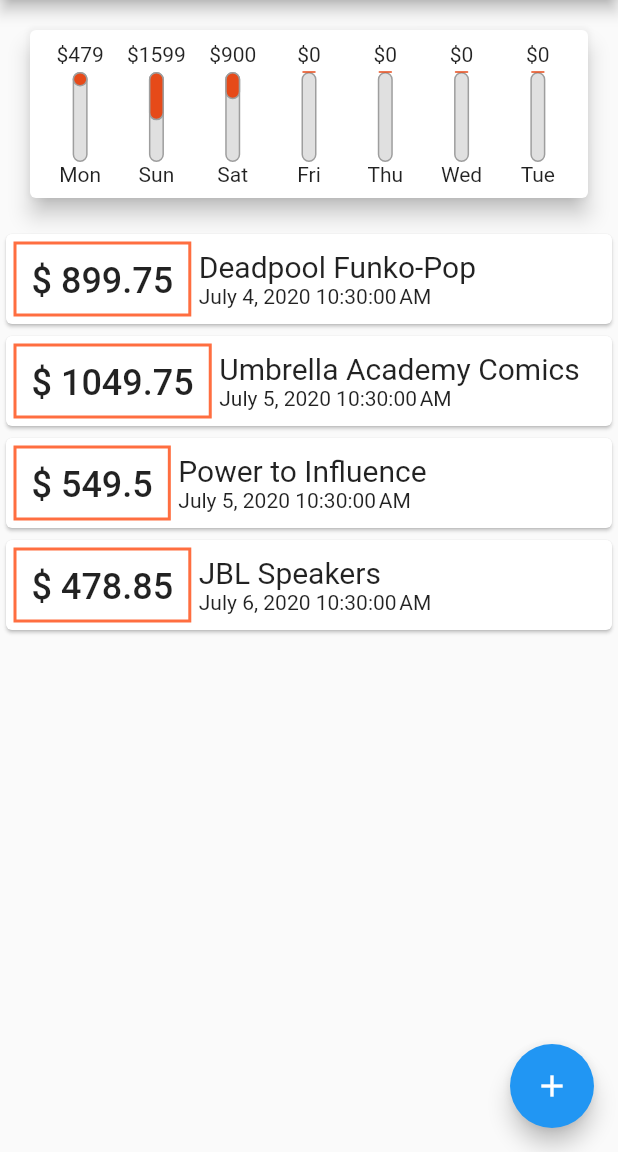
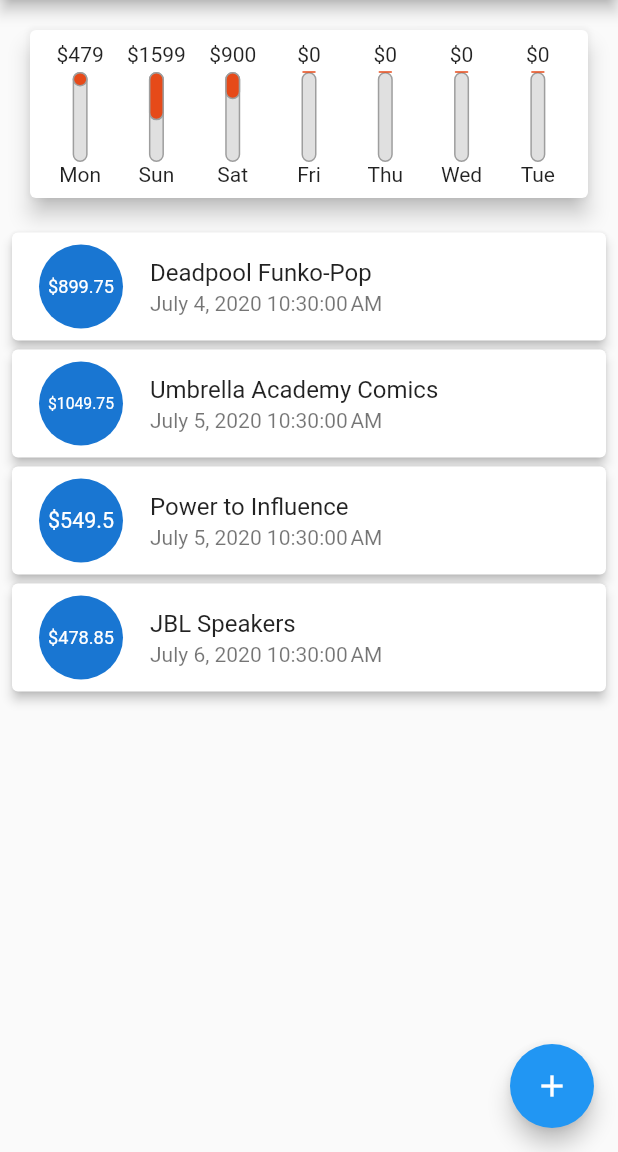
Before and after one commit to poolGolez/expense_tracker, a Flutter app: the screen it shows after launch, on a phone screen of 412 x 824 dp, the part 84-1236 px from its top. Run offline on Flutter 3.47's test engine with Material 2 defaults, Android fonts, the phone set to English and light mode, and no system bars.

Commit message:
Use list tiles

```diff
--- a/lib/widget/transaction_list.dart
+++ b/lib/widget/transaction_list.dart
@@ -11,12 +11,14 @@ class TransactionList extends StatelessWidget {
   @override
   Widget build(BuildContext context) {
     return Container(
-      height: 300,
+      height: 500,
       child: transactions.isEmpty
           ? Column(
               children: <Widget>[
                 Text('No Transactions'),
-                SizedBox(height: 20,),
+                SizedBox(
+                  height: 20,
+                ),
                 Container(
                     height: 250,
                     child: Image.asset(
@@ -29,40 +31,23 @@ class TransactionList extends StatelessWidget {
               itemBuilder: (context, index) {
                 final transaction = transactions[index];
                 return Card(
-                  child: Row(
-                    children: <Widget>[
-                      Container(
-                        height: 50,
-                        margin: EdgeInsets.all(5),
-                        padding: EdgeInsets.all(10),
-                        decoration: BoxDecoration(
-                            border: Border.all(
-                          color: Colors.deepOrangeAccent,
-                          width: 2,
-                          style: BorderStyle.solid,
-                        )),
-                        child: Text(
-                          '\$ ${transaction.amount}',
-                          style: TextStyle(
-                            fontSize: 24,
-                            fontWeight: FontWeight.w500,
-                          ),
+                  margin: EdgeInsets.symmetric(
+                    horizontal: 8,
+                    vertical: 3.0,
+                  ),
+                  elevation: 3,
+                  child: ListTile(
+                    leading: CircleAvatar(
+                      radius: 30,
+                      child: Padding(
+                        padding: EdgeInsets.all(8.0),
+                        child: FittedBox(
+                          child: Text("\$${transaction.amount}"),
                         ),
                       ),
-                      Column(
-                        crossAxisAlignment: CrossAxisAlignment.start,
-                        children: <Widget>[
-                          Text(
-                            transaction.description,
-                            style: TextStyle(
-                              fontSize: 20,
-                              fontWeight: FontWeight.w400,
-                            ),
-                          ),
-                          Text(DateFormat().format(transaction.date)),
-                        ],
-                      )
-                    ],
+                    ),
+                    title: Text(transaction.description),
+                    subtitle: Text(DateFormat().format(transaction.date)),
                   ),
                 );
               },
```
